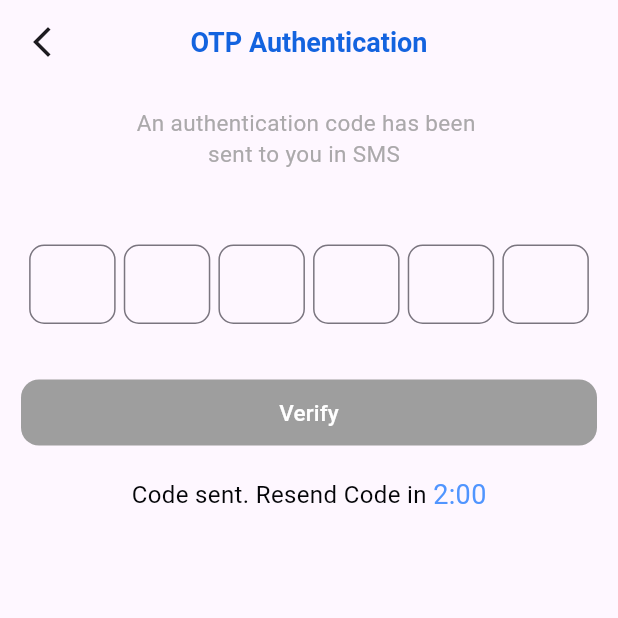
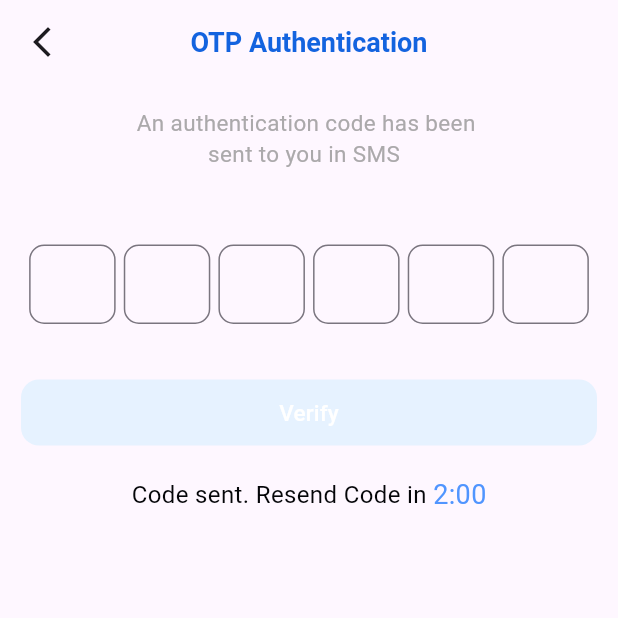
Before and after one commit to Mernamohamed44/roaia_app, a Flutter app: the _OTP_Body screen opened directly with empty values, on a phone screen of 412 x 824 dp, the top half of it. Run offline on Flutter 3.47's test engine with Material 3 defaults, Android fonts, the light colour scheme and no system bars; our stand-ins replace animated_text_kit, bloc, dio, flutter_bloc, flutter_screenutil, image_picker and 4 more; missing offline and left inert: flutter_barcode_scanner; accounts and stored records are empty.

Commit message:
verify otp_edit done

```diff
--- a/lib/screen/add_contact/add_contact.dart
+++ b/lib/screen/add_contact/add_contact.dart
@@ -5,7 +5,7 @@ import 'package:flutter_bloc/flutter_bloc.dart';
 import 'package:image_picker/image_picker.dart';
 import 'package:roaia_app/localization/localization_methods.dart';
 import 'package:roaia_app/screen/add_contact/add_contact_cubit.dart';
-import 'package:roaia_app/screen/botton_bar.dart';
+import 'package:roaia_app/screen/bottom_Navigation.dart';
 class  AddContactScreen extends StatelessWidget {
   const  AddContactScreen({super.key});
 
--- a/lib/screen/blind_info/patient_info.dart
+++ b/lib/screen/blind_info/patient_info.dart
@@ -3,7 +3,7 @@ import 'package:flutter_bloc/flutter_bloc.dart';
 import 'package:flutter_screenutil/flutter_screenutil.dart';
 import 'package:roaia_app/localization/localization_methods.dart';
 import 'package:roaia_app/screen/blind_info/blind_info_cubit.dart';
-import 'package:roaia_app/screen/botton_bar.dart';
+import 'package:roaia_app/screen/bottom_Navigation.dart';
 import 'package:roaia_app/screen/edit_blind_info/edit_blind_info.dart';
 
 class Patient_Info extends StatelessWidget {
--- a/lib/screen/edit_blind_info/edit_blind_info.dart
+++ b/lib/screen/edit_blind_info/edit_blind_info.dart
@@ -1,7 +1,7 @@
 import 'package:flutter/material.dart';
 import 'package:flutter_bloc/flutter_bloc.dart';
 import 'package:roaia_app/localization/localization_methods.dart';
-import 'package:roaia_app/screen/botton_bar.dart';
+import 'package:roaia_app/screen/bottom_Navigation.dart';
 import 'package:roaia_app/screen/edit_blind_info/edit_blind_info_cubit.dart';
 
 class EditBlindInfo extends StatelessWidget {
--- a/lib/screen/edit_profile/edit_profile.dart
+++ b/lib/screen/edit_profile/edit_profile.dart
@@ -3,7 +3,7 @@ import 'dart:io';
 import 'package:flutter/material.dart';
 import 'package:flutter_bloc/flutter_bloc.dart';
 import 'package:roaia_app/localization/localization_methods.dart';
-import 'package:roaia_app/screen/botton_bar.dart';
+import 'package:roaia_app/screen/bottom_Navigation.dart';
 import 'package:roaia_app/screen/edit_profile/cubit.dart';
 import 'package:roaia_app/screen/user_profile/profile.dart';
 
--- a/lib/screen/login/login.dart
+++ b/lib/screen/login/login.dart
@@ -1,7 +1,7 @@
 import 'package:flutter/material.dart';
 import 'package:flutter_bloc/flutter_bloc.dart';
 import 'package:roaia_app/localization/localization_methods.dart';
-import 'package:roaia_app/screen/botton_bar.dart';
+import 'package:roaia_app/screen/bottom_Navigation.dart';
 import 'package:roaia_app/screen/forget_password/Forget_Password.dart';
 import 'package:roaia_app/screen/login/states.dart';
 import 'package:roaia_app/screen/otp/OTP.dart';
--- a/lib/screen/otp/OTP.dart
+++ b/lib/screen/otp/OTP.dart
@@ -268,12 +268,14 @@ class _OTP_Body extends StatelessWidget {
                     height: 44,
                     decoration: BoxDecoration(
                       color: cubit.code6.text.isEmpty
-                          ? Colors.grey
+                          ? Color(0xffE6F2FF)
                           : const Color(0xff2C67FF),
                       borderRadius: BorderRadius.circular(12),
                     ),
                     child: TextButton(
-                      onPressed: () {
+                      onPressed: cubit.code6.text.isEmpty
+                          ? (){}
+                          : () {
                         final String fullCode = cubit.code1.text +
                             cubit.code2.text +
                             cubit.code3.text +
@@ -285,6 +287,7 @@ class _OTP_Body extends StatelessWidget {
                           cubit.otp(email: email, fullOtp: fullCode);
                         }
                       },
+
                       child: Text(
                         tr("verify", context),
                         style: const TextStyle(
--- a/lib/screen/refresh_token/refresh_token/view.dart
+++ b/lib/screen/refresh_token/refresh_token/view.dart
@@ -1,7 +1,7 @@
 import 'package:flutter/material.dart';
 import 'package:flutter_bloc/flutter_bloc.dart';
 import 'package:roaia_app/core/helpers/cache_helper.dart';
-import 'package:roaia_app/screen/botton_bar.dart';
+import 'package:roaia_app/screen/bottom_Navigation.dart';
 import 'package:roaia_app/screen/login/login.dart';
 
 import 'cubit.dart';
--- a/lib/screen/splash.dart
+++ b/lib/screen/splash.dart
@@ -2,7 +2,7 @@ import 'package:animated_text_kit/animated_text_kit.dart';
 import 'package:flutter/material.dart';
 import 'package:roaia_app/core/helpers/cache_helper.dart';
 import 'package:roaia_app/localization/localization_methods.dart';
-import 'package:roaia_app/screen/botton_bar.dart';
+import 'package:roaia_app/screen/bottom_Navigation.dart';
 import 'package:roaia_app/screen/onboarding.dart';
 
 class Splash_Screen extends StatefulWidget {
```
Also changed, not shown: pubspec.yaml (+4 -4 lines), lib/screen/bottom_Navigation.dart (renamed from lib/screen/botton_bar.dart), pubspec.lock, 1 other file.
